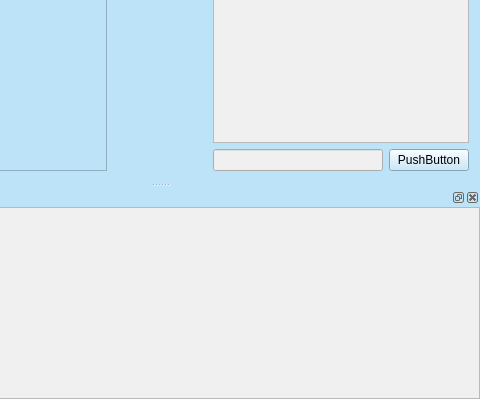
Qt form gui/mainwindow.ui (Artemia76/ffs2play) before a commit; both pictures show x 160 to 640 and y 493 to 892 of the 640 by 892 pixel window.
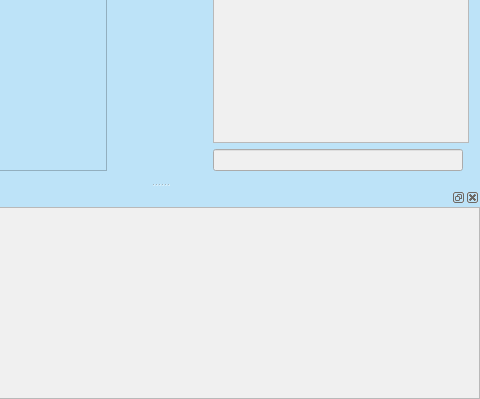
The same form after that commit. Icons and pictures are not drawn.

```diff
--- a/gui/mainwindow.ui
+++ b/gui/mainwindow.ui
@@ -710,13 +710,6 @@
        </property>
       </widget>
      </item>
-     <item row="2" column="1">
-      <widget class="QPushButton" name="pushButton">
-       <property name="text">
-        <string>PushButton</string>
-       </property>
-      </widget>
-     </item>
      <item row="1" column="0" colspan="2">
       <widget class="QTextEdit" name="textEdit">
        <property name="autoFillBackground">
```
Left out of the diff: 4 changed lines with no effect on the pictures.
